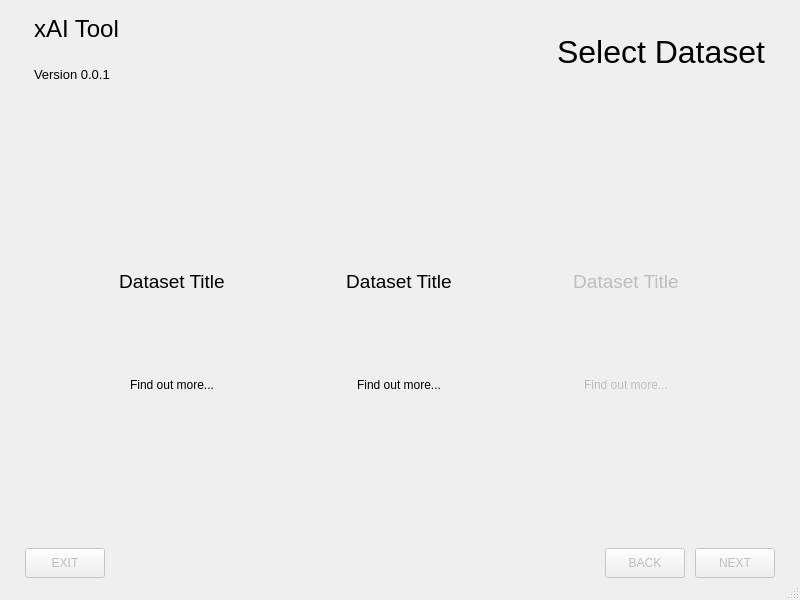
This is UI/Ui/dataset.ui in MarkMolenmakerHU/INNO_xAITool as Qt 5 draws it before an edit. The edited form follows.
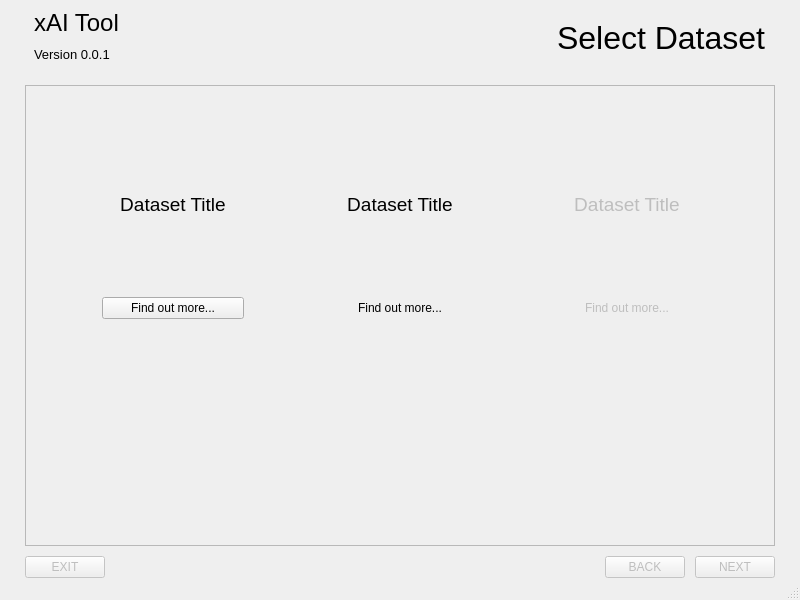
This is the edited form. Icons and pictures are not drawn.

Commit message: implemented Scroll area

```diff
--- a/UI/Ui/dataset.ui
+++ b/UI/Ui/dataset.ui
@@ -46,7 +46,7 @@
      <height>0</height>
     </size>
    </property>
-   <layout class="QGridLayout" name="gridLayout" rowstretch="0,0,0,0">
+   <layout class="QGridLayout" name="gridLayout" rowstretch="0,0,0">
     <property name="leftMargin">
      <number>25</number>
     </property>
@@ -62,273 +62,6 @@
     <property name="spacing">
      <number>10</number>
     </property>
-    <item row="1" column="0" rowspan="2">
-     <widget class="QWidget" name="horizontalWidget_3" native="true">
-      <property name="minimumSize">
-       <size>
-        <width>750</width>
-        <height>425</height>
-       </size>
-      </property>
-      <property name="maximumSize">
-       <size>
-        <width>750</width>
-        <height>500</height>
-       </size>
-      </property>
-      <property name="styleSheet">
-       <string notr="true"/>
-      </property>
-      <property name="border" stdset="0">
-       <bool>false</bool>
-      </property>
-      <layout class="QGridLayout" name="gridLayout_2">
-       <property name="leftMargin">
-        <number>0</number>
-       </property>
-       <property name="topMargin">
-        <number>0</number>
-       </property>
-       <property name="rightMargin">
-        <number>0</number>
-       </property>
-       <property name="bottomMargin">
-        <number>0</number>
-       </property>
-       <property name="spacing">
-        <number>0</number>
-       </property>
-       <item row="1" column="0">
-        <widget class="QWidget" name="widget_datasetA" native="true">
-         <property name="maximumSize">
-          <size>
-           <width>160</width>
-           <height>160</height>
-          </size>
-         </property>
-         <property name="border" stdset="0">
-          <bool>true</bool>
-         </property>
-         <property name="dataset" stdset="0">
-          <string>dataset_A</string>
-         </property>
-         <layout class="QVBoxLayout" name="verticalLayout_4">
-          <item>
-           <widget class="QLabel" name="label_8">
-            <property name="font">
-             <font>
-              <pointsize>14</pointsize>
-             </font>
-            </property>
-            <property name="text">
-             <string>Dataset Title</string>
-            </property>
-            <property name="alignment">
-             <set>Qt::AlignCenter</set>
-            </property>
-           </widget>
-          </item>
-          <item alignment="Qt::AlignHCenter">
-           <widget class="QLabel" name="label_9">
-            <property name="enabled">
-             <bool>true</bool>
-            </property>
-            <property name="maximumSize">
-             <size>
-              <width>100</width>
-              <height>100</height>
-             </size>
-            </property>
-            <property name="layoutDirection">
-             <enum>Qt::LeftToRight</enum>
-            </property>
-            <property name="pixmap">
-             <pixmap>../Images/breast-cancer_logo.png</pixmap>
-            </property>
-            <property name="scaledContents">
-             <bool>true</bool>
-            </property>
-            <property name="alignment">
-             <set>Qt::AlignCenter</set>
-            </property>
-            <property name="wordWrap">
-             <bool>false</bool>
-            </property>
-           </widget>
-          </item>
-          <item>
-           <widget class="QPushButton" name="pushButton_datasetA_href">
-            <property name="text">
-             <string>Find out more...</string>
-            </property>
-            <property name="flat">
-             <bool>true</bool>
-            </property>
-            <property name="href-text" stdset="0">
-             <bool>true</bool>
-            </property>
-           </widget>
-          </item>
-         </layout>
-        </widget>
-       </item>
-       <item row="1" column="1">
-        <widget class="QWidget" name="widget_datasetB" native="true">
-         <property name="enabled">
-          <bool>true</bool>
-         </property>
-         <property name="maximumSize">
-          <size>
-           <width>160</width>
-           <height>160</height>
-          </size>
-         </property>
-         <property name="border" stdset="0">
-          <bool>true</bool>
-         </property>
-         <property name="dataset" stdset="0">
-          <string>dataset_B</string>
-         </property>
-         <layout class="QVBoxLayout" name="verticalLayout">
-          <item>
-           <widget class="QLabel" name="label_4">
-            <property name="font">
-             <font>
-              <pointsize>14</pointsize>
-             </font>
-            </property>
-            <property name="text">
-             <string>Dataset Title</string>
-            </property>
-            <property name="alignment">
-             <set>Qt::AlignCenter</set>
-            </property>
-           </widget>
-          </item>
-          <item alignment="Qt::AlignHCenter">
-           <widget class="QLabel" name="label_5">
-            <property name="enabled">
-             <bool>true</bool>
-            </property>
-            <property name="maximumSize">
-             <size>
-              <width>100</width>
-              <height>100</height>
-             </size>
-            </property>
-            <property name="layoutDirection">
-             <enum>Qt::LeftToRight</enum>
-            </property>
-            <property name="pixmap">
-             <pixmap>../Images/breast-cancer_logo.png</pixmap>
-            </property>
-            <property name="scaledContents">
-             <bool>true</bool>
-            </property>
-            <property name="alignment">
-             <set>Qt::AlignCenter</set>
-            </property>
-            <property name="wordWrap">
-             <bool>false</bool>
-            </property>
-           </widget>
-          </item>
-          <item>
-           <widget class="QPushButton" name="pushButton_datasetB_href">
-            <property name="text">
-             <string>Find out more...</string>
-            </property>
-            <property name="flat">
-             <bool>true</bool>
-            </property>
-            <property name="href-text" stdset="0">
-             <bool>true</bool>
-            </property>
-           </widget>
-          </item>
-         </layout>
-        </widget>
-       </item>
-       <item row="1" column="2">
-        <widget class="QWidget" name="widget_datasetC" native="true">
-         <property name="enabled">
-          <bool>false</bool>
-         </property>
-         <property name="maximumSize">
-          <size>
-           <width>160</width>
-           <height>160</height>
-          </size>
-         </property>
-         <property name="border" stdset="0">
-          <bool>true</bool>
-         </property>
-         <property name="dataset" stdset="0">
-          <string>dataset_C</string>
-         </property>
-         <layout class="QVBoxLayout" name="verticalLayout_3">
-          <item>
-           <widget class="QLabel" name="label_6">
-            <property name="font">
-             <font>
-              <pointsize>14</pointsize>
-             </font>
-            </property>
-            <property name="text">
-             <string>Dataset Title</string>
-            </property>
-            <property name="alignment">
-             <set>Qt::AlignCenter</set>
-            </property>
-           </widget>
-          </item>
-          <item alignment="Qt::AlignHCenter">
-           <widget class="QLabel" name="label_7">
-            <property name="enabled">
-             <bool>false</bool>
-            </property>
-            <property name="maximumSize">
-             <size>
-              <width>100</width>
-              <height>100</height>
-             </size>
-            </property>
-            <property name="layoutDirection">
-             <enum>Qt::LeftToRight</enum>
-            </property>
-            <property name="pixmap">
-             <pixmap>../Images/breast-cancer_logo.png</pixmap>
-            </property>
-            <property name="scaledContents">
-             <bool>true</bool>
-            </property>
-            <property name="alignment">
-             <set>Qt::AlignCenter</set>
-            </property>
-            <property name="wordWrap">
-             <bool>false</bool>
-            </property>
-           </widget>
-          </item>
-          <item>
-           <widget class="QPushButton" name="pushButton_datasetC_href">
-            <property name="text">
-             <string>Find out more...</string>
-            </property>
-            <property name="flat">
-             <bool>true</bool>
-            </property>
-            <property name="href-text" stdset="0">
-             <bool>true</bool>
-            </property>
-           </widget>
-          </item>
-         </layout>
-        </widget>
-       </item>
-      </layout>
-     </widget>
-    </item>
     <item row="0" column="0">
      <widget class="QWidget" name="horizontalWidget_2" native="true">
       <property name="minimumSize">
@@ -394,7 +127,7 @@
       </layout>
      </widget>
     </item>
-    <item row="3" column="0">
+    <item row="2" column="0">
      <layout class="QHBoxLayout" name="horizontalLayout">
       <property name="sizeConstraint">
        <enum>QLayout::SetMaximumSize</enum>
@@ -474,6 +207,296 @@
       </item>
      </layout>
     </item>
+    <item row="1" column="0">
+     <widget class="QScrollArea" name="scrollArea">
+      <property name="widgetResizable">
+       <bool>true</bool>
+      </property>
+      <widget class="QWidget" name="scrollAreaWidgetContents">
+       <property name="geometry">
+        <rect>
+         <x>0</x>
+         <y>0</y>
+         <width>748</width>
+         <height>437</height>
+        </rect>
+       </property>
+       <widget class="QWidget" name="horizontalWidget_3" native="true">
+        <property name="geometry">
+         <rect>
+          <x>0</x>
+          <y>-50</y>
+          <width>750</width>
+          <height>425</height>
+         </rect>
+        </property>
+        <property name="minimumSize">
+         <size>
+          <width>750</width>
+          <height>425</height>
+         </size>
+        </property>
+        <property name="maximumSize">
+         <size>
+          <width>750</width>
+          <height>500</height>
+         </size>
+        </property>
+        <property name="styleSheet">
+         <string notr="true"/>
+        </property>
+        <property name="border" stdset="0">
+         <bool>false</bool>
+        </property>
+        <layout class="QGridLayout" name="gridLayout_2">
+         <property name="leftMargin">
+          <number>0</number>
+         </property>
+         <property name="topMargin">
+          <number>0</number>
+         </property>
+         <property name="rightMargin">
+          <number>0</number>
+         </property>
+         <property name="bottomMargin">
+          <number>0</number>
+         </property>
+         <property name="spacing">
+          <number>0</number>
+         </property>
+         <item row="1" column="0">
+          <widget class="QWidget" name="widget_datasetA" native="true">
+           <property name="maximumSize">
+            <size>
+             <width>160</width>
+             <height>160</height>
+            </size>
+           </property>
+           <property name="border" stdset="0">
+            <bool>true</bool>
+           </property>
+           <property name="dataset" stdset="0">
+            <string>dataset_A</string>
+           </property>
+           <layout class="QVBoxLayout" name="verticalLayout_4">
+            <item>
+             <widget class="QLabel" name="label_8">
+              <property name="font">
+               <font>
+                <pointsize>14</pointsize>
+               </font>
+              </property>
+              <property name="text">
+               <string>Dataset Title</string>
+              </property>
+              <property name="alignment">
+               <set>Qt::AlignCenter</set>
+              </property>
+             </widget>
+            </item>
+            <item alignment="Qt::AlignHCenter">
+             <widget class="QLabel" name="label_9">
+              <property name="enabled">
+               <bool>true</bool>
+              </property>
+              <property name="maximumSize">
+               <size>
+                <width>100</width>
+                <height>100</height>
+               </size>
+              </property>
+              <property name="layoutDirection">
+               <enum>Qt::LeftToRight</enum>
+              </property>
+              <property name="pixmap">
+               <pixmap>../Images/breast-cancer_logo.png</pixmap>
+              </property>
+              <property name="scaledContents">
+               <bool>true</bool>
+              </property>
+              <property name="alignment">
+               <set>Qt::AlignCenter</set>
+              </property>
+              <property name="wordWrap">
+               <bool>false</bool>
+              </property>
+             </widget>
+            </item>
+            <item>
+             <widget class="QPushButton" name="pushButton_datasetA_href">
+              <property name="text">
+               <string>Find out more...</string>
+              </property>
+              <property name="flat">
+               <bool>false</bool>
+              </property>
+              <property name="href-text" stdset="0">
+               <bool>true</bool>
+              </property>
+             </widget>
+            </item>
+           </layout>
+          </widget>
+         </item>
+         <item row="1" column="1">
+          <widget class="QWidget" name="widget_datasetB" native="true">
+           <property name="enabled">
+            <bool>true</bool>
+           </property>
+           <property name="maximumSize">
+            <size>
+             <width>160</width>
+             <height>160</height>
+            </size>
+           </property>
+           <property name="border" stdset="0">
+            <bool>true</bool>
+           </property>
+           <property name="dataset" stdset="0">
+            <string>dataset_B</string>
+           </property>
+           <layout class="QVBoxLayout" name="verticalLayout">
+            <item>
+             <widget class="QLabel" name="label_4">
+              <property name="font">
+               <font>
+                <pointsize>14</pointsize>
+               </font>
+              </property>
+              <property name="text">
+               <string>Dataset Title</string>
+              </property>
+              <property name="alignment">
+               <set>Qt::AlignCenter</set>
+              </property>
+             </widget>
+            </item>
+            <item alignment="Qt::AlignHCenter">
+             <widget class="QLabel" name="label_5">
+              <property name="enabled">
+               <bool>true</bool>
+              </property>
+              <property name="maximumSize">
+               <size>
+                <width>100</width>
+                <height>100</height>
+               </size>
+              </property>
+              <property name="layoutDirection">
+               <enum>Qt::LeftToRight</enum>
+              </property>
+              <property name="pixmap">
+               <pixmap>../Images/breast-cancer_logo.png</pixmap>
+              </property>
+              <property name="scaledContents">
+               <bool>true</bool>
+              </property>
+              <property name="alignment">
+               <set>Qt::AlignCenter</set>
+              </property>
+              <property name="wordWrap">
+               <bool>false</bool>
+              </property>
+             </widget>
+            </item>
+            <item>
+             <widget class="QPushButton" name="pushButton_datasetB_href">
+              <property name="text">
+               <string>Find out more...</string>
+              </property>
+              <property name="flat">
+               <bool>true</bool>
+              </property>
+              <property name="href-text" stdset="0">
+               <bool>true</bool>
+              </property>
+             </widget>
+            </item>
+           </layout>
+          </widget>
+         </item>
+         <item row="1" column="2">
+          <widget class="QWidget" name="widget_datasetC" native="true">
+           <property name="enabled">
+            <bool>false</bool>
+           </property>
+           <property name="maximumSize">
+            <size>
+             <width>160</width>
+             <height>160</height>
+            </size>
+           </property>
+           <property name="border" stdset="0">
+            <bool>true</bool>
+           </property>
+           <property name="dataset" stdset="0">
+            <string>dataset_C</string>
+           </property>
+           <layout class="QVBoxLayout" name="verticalLayout_3">
+            <item>
+             <widget class="QLabel" name="label_6">
+              <property name="font">
+               <font>
+                <pointsize>14</pointsize>
+               </font>
+              </property>
+              <property name="text">
+               <string>Dataset Title</string>
+              </property>
+              <property name="alignment">
+               <set>Qt::AlignCenter</set>
+              </property>
+             </widget>
+            </item>
+            <item alignment="Qt::AlignHCenter">
+             <widget class="QLabel" name="label_7">
+              <property name="enabled">
+               <bool>false</bool>
+              </property>
+              <property name="maximumSize">
+               <size>
+                <width>100</width>
+                <height>100</height>
+               </size>
+              </property>
+              <property name="layoutDirection">
+               <enum>Qt::LeftToRight</enum>
+              </property>
+              <property name="pixmap">
+               <pixmap>../Images/breast-cancer_logo.png</pixmap>
+              </property>
+              <property name="scaledContents">
+               <bool>true</bool>
+              </property>
+              <property name="alignment">
+               <set>Qt::AlignCenter</set>
+              </property>
+              <property name="wordWrap">
+               <bool>false</bool>
+              </property>
+             </widget>
+            </item>
+            <item>
+             <widget class="QPushButton" name="pushButton_datasetC_href">
+              <property name="text">
+               <string>Find out more...</string>
+              </property>
+              <property name="flat">
+               <bool>true</bool>
+              </property>
+              <property name="href-text" stdset="0">
+               <bool>true</bool>
+              </property>
+             </widget>
+            </item>
+           </layout>
+          </widget>
+         </item>
+        </layout>
+       </widget>
+      </widget>
+     </widget>
+    </item>
    </layout>
   </widget>
   <widget class="QMenuBar" name="menubar">
```
The commit also changes 1 other file.
